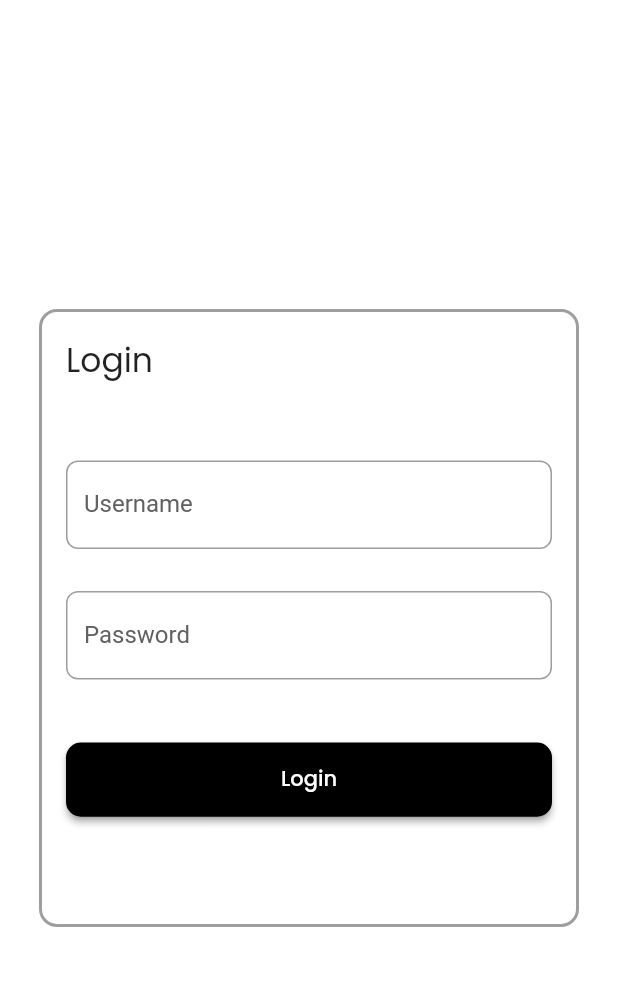
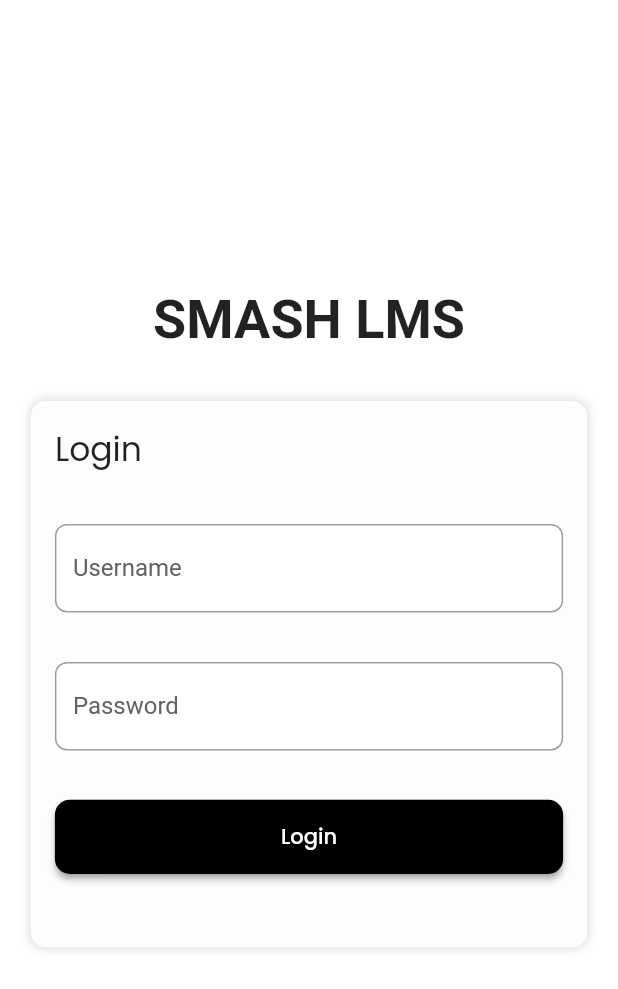
Before and after one commit to FYP-LMS-2023/front-end, a Flutter app: the screen it shows after launch, on a phone screen of 412 x 824 dp. Shown: the top 989 px of the screen. Run offline on Flutter 3.47's test engine with Material 2 defaults, Android fonts, the phone set to English and light mode, and no system bars; our stand-ins replace google_fonts.

Commit message:
Fix: Fixed Login UI

```diff
--- a/lib/views/screens/login_page.dart
+++ b/lib/views/screens/login_page.dart
@@ -1,5 +1,7 @@
 import 'package:flutter/material.dart';
+import 'package:front_end/constants/box_decoration.dart';
 import 'package:front_end/constants/fonts.dart';
+import 'package:front_end/constants/spacers.dart';
 import '../../views/widgets/textfields.dart';
 import '../../views/widgets/buttons.dart';
 import '../../views/screens/homepage.dart';
@@ -20,22 +22,21 @@ class _LoginPageState extends State<LoginPage> {
     final size = MediaQuery.of(context).size;
     return Scaffold(
       backgroundColor: Colors.white,
-      body: Padding(
-        padding: const EdgeInsets.all(26.0),
-        child: Center(
-          child: Stack(
+      body: Center(
+        child: Padding(
+          padding: EdgeInsets.all(MediaQuery.of(context).size.width * 0.05),
+          child: Column(
+            mainAxisAlignment: MainAxisAlignment.center,
             children: [
+              const Text(
+                "SMASH LMS",
+                style: TextStyle(fontSize: 36, fontWeight: FontWeight.bold),
+              ),
+              const VerticalSpacer(),
               Container(
                 padding: const EdgeInsets.all(16),
-                width: size.width,
-                height: size.height * 0.5,
-                decoration: BoxDecoration(
-                  borderRadius: BorderRadius.circular(12),
-                  border: Border.all(
-                    width: 2,
-                    color: Colors.grey,
-                  ),
-                ),
+//                width: size.width,
+                decoration: boxDecoration,
                 child: Column(
                   crossAxisAlignment: CrossAxisAlignment.start,
                   children: [
@@ -43,18 +44,20 @@ class _LoginPageState extends State<LoginPage> {
                       "Login",
                       style: Styles.titleLarge,
                     ),
-                    const SizedBox(height: 50),
+                    // const SizedBox(height: 50),
+                    const VerticalSpacer(),
                     MainTextField(
                       label: "Username",
                       controller: usernameController,
                     ),
-                    const SizedBox(height: 28),
+                    // const SizedBox(height: 28),
+                    const VerticalSpacer(),
                     MainTextField(
                       label: "Password",
                       obsureText: true,
                       controller: passwordController,
                     ),
-                    const SizedBox(height: 42),
+                    const VerticalSpacer(),
                     MainButton(
                       text: "Login",
                       onPressed: () {
@@ -64,7 +67,9 @@ class _LoginPageState extends State<LoginPage> {
                           ),
                         );
                       },
-                    )
+                    ),
+                    const VerticalSpacer(),
+
                   ],
                 ),
               ),
```
